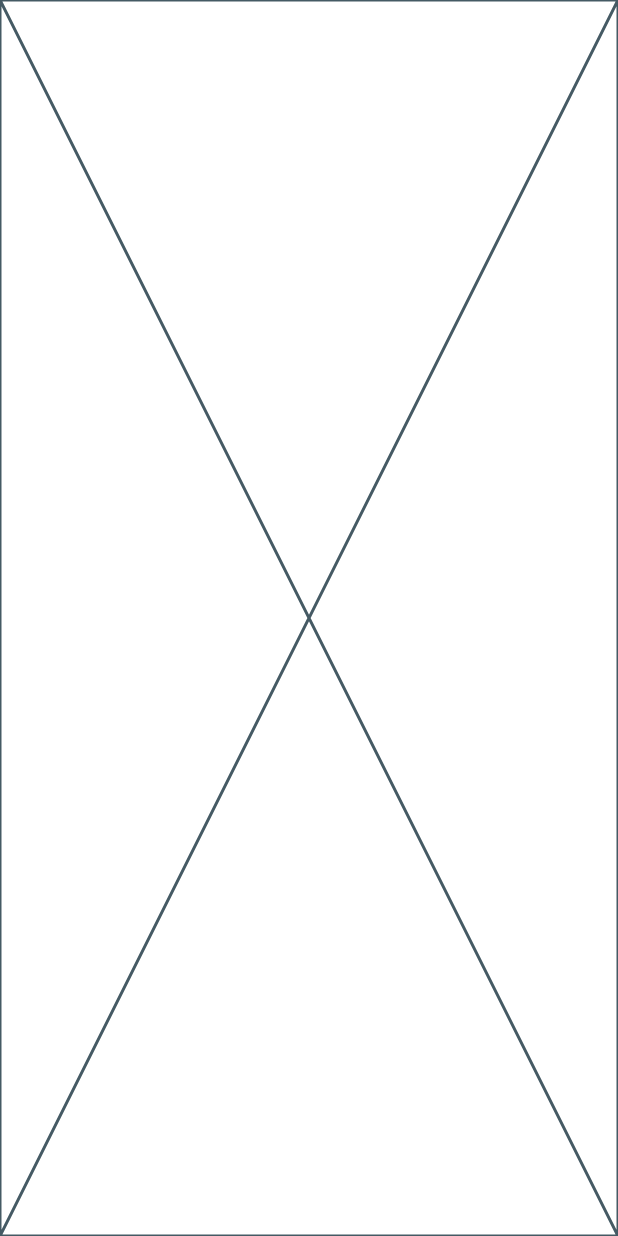
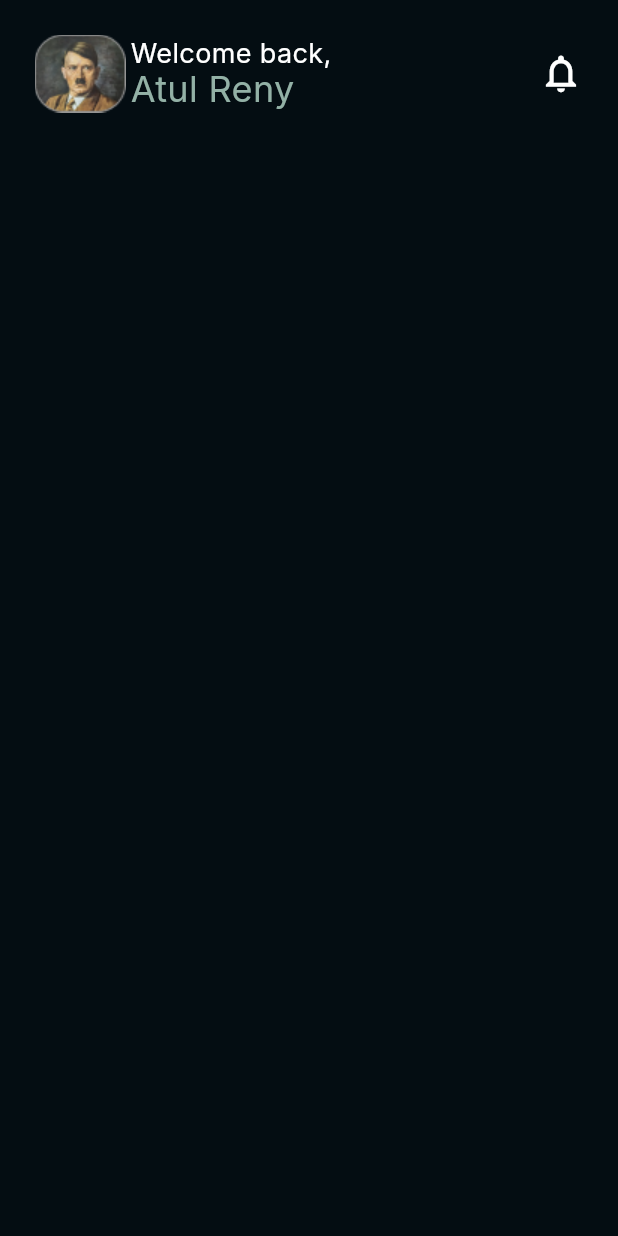
Before and after one commit to AtulRyy/Dev-Track-App, a Flutter app: the screen it shows after launch, after a tap on "Domain Page", on a phone screen of 412 x 824 dp. Run offline on Flutter 3.47's test engine with Material 3 defaults, Android fonts, the phone set to English and light mode, and no system bars; our stand-ins replace google_fonts.

Commit message:
top nav created

```diff
--- /dev/null
+++ b/lib/components/topNav.dart
@@ -0,0 +1,62 @@
+import 'package:flutter/material.dart';
+import 'package:google_fonts/google_fonts.dart';
+
+class TopNav extends StatelessWidget {
+  const TopNav({
+    super.key,
+  });
+
+  @override
+  Widget build(BuildContext context) {
+    return Container(
+      decoration: BoxDecoration(color: Color(0xFF040D12)),
+      padding: EdgeInsets.all(23),
+      child: Row(
+        mainAxisAlignment: MainAxisAlignment.spaceBetween,
+        children: [
+          Container(
+            child: Row(
+              children: [
+                Container(
+                  margin: EdgeInsets.only(right: 3),
+                  child: Image.asset('assets/images/hitler.png'),
+                ),
+                Column(
+                  mainAxisAlignment: MainAxisAlignment.center,
+                  mainAxisSize: MainAxisSize.min,
+                  crossAxisAlignment: CrossAxisAlignment.start,
+                  children: [
+                    Text(
+                      "Welcome back,",
+                      style: GoogleFonts.inter(
+                        textStyle: TextStyle(
+                            color: Colors.white, fontSize: 18, height: 1.1),
+                      ),
+                    ),
+                    Text(
+                      "Atul Reny",
+                      style: GoogleFonts.inter(
+                        textStyle: TextStyle(
+                            color: Color(0xFF93B1A6),
+                            fontSize: 24,
+                            height: 1.1),
+                      ),
+                    )
+                  ],
+                )
+              ],
+            ),
+          ),
+          Container(
+            child: Icon(
+              Icons.notifications_none,
+            size: 30,
+            color: Colors.white,
+
+            ),
+          )
+        ],
+      ),
+    );
+  }
+}
--- a/lib/main.dart
+++ b/lib/main.dart
@@ -12,7 +12,8 @@ class MyApp extends StatelessWidget {
   Widget build(BuildContext context) {
     return MaterialApp(
       title: 'Dev/Track',
-      home: HomePage(),
+      debugShowCheckedModeBanner: false,
+      home:  HomePage(),
     );
   }
 }
--- a/lib/pages/domain.dart
+++ b/lib/pages/domain.dart
@@ -1,10 +1,27 @@
+import 'package:dev_track_app/components/topNav.dart';
 import 'package:flutter/material.dart';
+import 'package:flutter/rendering.dart';
+import 'package:flutter/widgets.dart';
+import 'package:google_fonts/google_fonts.dart';
 
 class DomainPage extends StatelessWidget {
   const DomainPage({super.key});
 
   @override
   Widget build(BuildContext context) {
-    return const Placeholder();
+    return SafeArea(
+      child: Scaffold(
+        backgroundColor: Color(0xFF040D12),
+        body: Column(
+          children: [
+            TopNav(),
+            Container(
+              decoration: BoxDecoration(color: Color(0xFF183D3D)),
+              margin: EdgeInsets.only(left: 14,right: 14),
+            )
+          ],
+        ),
+      ),
+    );
   }
 }
--- a/pubspec.yaml
+++ b/pubspec.yaml
@@ -35,6 +35,7 @@ dependencies:
   # The following adds the Cupertino Icons font to your application.
   # Use with the CupertinoIcons class for iOS style icons.
   cupertino_icons: ^1.0.6
+  google_fonts: ^6.2.1
 
 dev_dependencies:
   flutter_test:
@@ -59,9 +60,8 @@ flutter:
   uses-material-design: true
 
   # To add assets to your application, add an assets section, like this:
-  # assets:
-  #   - images/a_dot_burr.jpeg
-  #   - images/a_dot_ham.jpeg
+  assets:
+    - assets/images/
 
   # An image asset can refer to one or more resolution-specific "variants", see
   # https://flutter.dev/assets-and-images/#resolution-aware
```
Also changed, not shown: assets/images/hitler.png (added), pubspec.lock, 1 other file.
